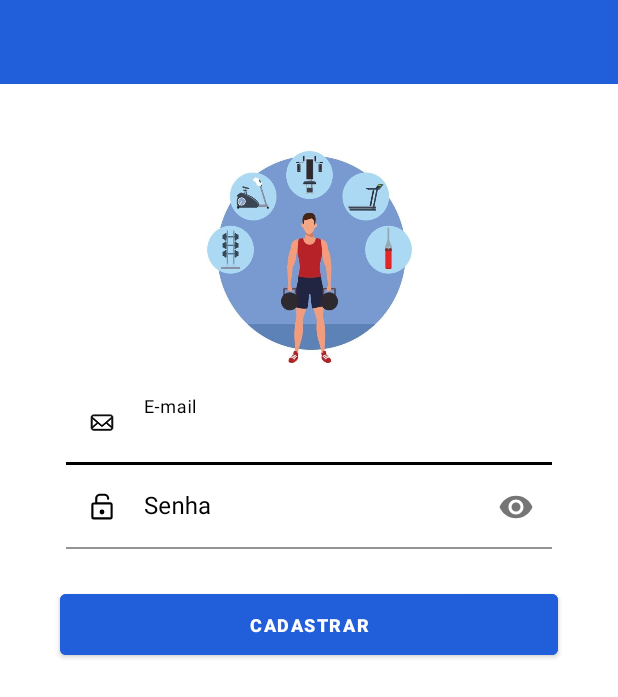
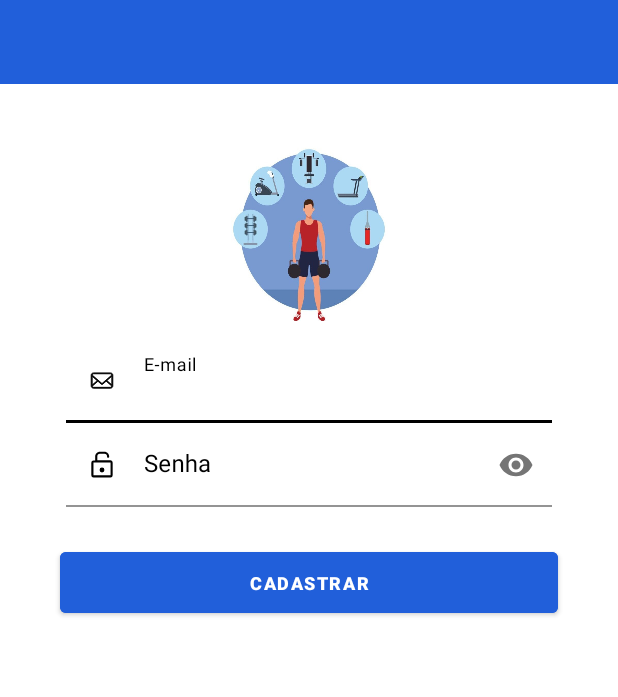
Before and after one commit to EduardoCarvalhoo/training_app, an Android app: the layout activity_register.xml on its own in the app's theme, with its tools: preview values and no code run, on a phone screen of 412 x 824 dp. Shown: the top 697 px of the screen. Run offline under Robolectric (Android 15) with nearby library versions, the phone set to English and light mode, and no system bars.

Commit message:
Configuring new resources for the login and registration screen

```diff
--- a/app/src/main/java/com/example/training/data/repository/RegisterRepository.kt
+++ b/app/src/main/java/com/example/training/data/repository/RegisterRepository.kt
@@ -2,8 +2,7 @@ package com.example.training.data.repository
 
 import com.example.training.data.response.RegisterResult
 import com.example.training.domain.model.User
-import com.google.firebase.auth.FirebaseAuth
 
 interface RegisterRepository {
-   suspend fun getUserRegistration(user: User, userAuthentication: FirebaseAuth, registerCallback: (register: RegisterResult) -> Unit)
+   suspend fun getUserRegistration(user: User, registerCallback: (register: RegisterResult) -> Unit)
 }
--- a/app/src/main/java/com/example/training/data/rest/api/RegisterImpl.kt
+++ b/app/src/main/java/com/example/training/data/rest/api/RegisterRepositoryImpl.kt
@@ -6,14 +6,13 @@ import com.example.training.domain.model.FieldStatus
 import com.example.training.domain.model.User
 import com.google.firebase.auth.FirebaseAuth
 
-class RegisterImpl: RegisterRepository {
+class RegisterRepositoryImpl(private val firebaseUser: FirebaseAuth): RegisterRepository {
     override suspend fun getUserRegistration(
         user: User,
-        userAuthentication: FirebaseAuth,
         registerCallback: (register: RegisterResult) -> Unit
     ) {
         try {
-            userAuthentication.createUserWithEmailAndPassword(user.email, user.password)
+            firebaseUser.createUserWithEmailAndPassword(user.email, user.password)
                 .addOnCompleteListener { task ->
                     if (task.isSuccessful) {
                         registerCallback(RegisterResult.Success(FieldStatus.VALID))
--- a/app/src/main/res/layout/activity_login.xml
+++ b/app/src/main/res/layout/activity_login.xml
@@ -9,12 +9,12 @@
 
     <ImageView
         android:id="@+id/login_logo_image_view"
-        android:layout_width="0dp"
+        android:layout_width="100dp"
         android:layout_height="100dp"
         android:layout_marginStart="60dp"
         android:layout_marginTop="56dp"
         android:layout_marginEnd="60dp"
-        android:background="@drawable/logo_login"
+        android:background="@drawable/drawable_logo_login"
         android:contentDescription="@string/login_logo_content_description"
         app:layout_constraintEnd_toStartOf="@id/login_end_guideline"
         app:layout_constraintHorizontal_bias="0.497"
@@ -158,6 +158,4 @@
         android:layout_height="wrap_content"
         android:orientation="vertical"
         app:layout_constraintGuide_end="44dp" />
-
-
 </androidx.constraintlayout.widget.ConstraintLayout>
--- a/app/src/main/res/layout/activity_register.xml
+++ b/app/src/main/res/layout/activity_register.xml
@@ -4,7 +4,7 @@
     xmlns:tools="http://schemas.android.com/tools"
     android:layout_width="match_parent"
     android:layout_height="match_parent"
-    tools:context="com.example.training.presentation.ui.login.register.RegisterActivity">
+    tools:context="com.example.training.presentation.ui.register.RegisterActivity">
 
     <androidx.appcompat.widget.Toolbar
         android:id="@+id/register_toolbar"
@@ -18,16 +18,17 @@
 
     <ImageView
         android:id="@+id/register_user_text_view"
-        android:layout_width="162dp"
-        android:layout_height="148dp"
+        android:layout_width="120dp"
+        android:layout_height="120dp"
         android:layout_marginTop="38dp"
-        android:foreground="@drawable/drawing_man_training_jpg"
+        android:foreground="@drawable/drawable_man_training"
         android:gravity="center"
         android:textColor="@color/black"
         android:textSize="20sp"
         app:layout_constraintEnd_toStartOf="@+id/register_end_guideline"
         app:layout_constraintStart_toStartOf="@+id/register_start_guideline"
-        app:layout_constraintTop_toBottomOf="@+id/register_toolbar" />
+        app:layout_constraintTop_toBottomOf="@+id/register_toolbar"
+        android:importantForAccessibility="no" />
 
     <com.google.android.material.textfield.TextInputLayout
         android:id="@+id/register_email_field_text_input_layout"
```
Also changed, not shown: app/src/main/AndroidManifest.xml (+8 -5 lines), app/src/main/java/com/example/training/data/repository/LoginRepository.kt (+4 -3 lines), app/src/main/java/com/example/training/data/rest/api/LoginImpl.kt (deleted, +0 -33 lines), app/src/main/java/com/example/training/data/rest/api/LoginRepositoryImpl.kt (added, +27 -0 lines), app/src/main/java/com/example/training/presentation/ui/login/LoginActivity.kt (+7 -6 lines), app/src/main/java/com/example/training/presentation/ui/login/LoginViewModel.kt (+4 -7 lines), app/src/main/java/com/example/training/presentation/ui/register/RegisterActivity.kt (renamed from app/src/main/java/com/example/training/presentation/ui/login/register/RegisterActivity.kt, +3 -5 lines), app/src/main/java/com/example/training/presentation/ui/register/RegisterViewModel.kt (renamed from app/src/main/java/com/example/training/presentation/ui/login/register/RegisterViewModel.kt, +6 -8 lines), app/src/main/res/values/strings.xml (+6 -1 lines), app/src/main/res/drawable/drawable_logo_login.png (renamed from app/src/main/res/drawable/logo_login.png), app/src/main/res/drawable/drawable_man_training.jpg (renamed from app/src/main/res/drawable/drawing_man_training_jpg.jpg).
